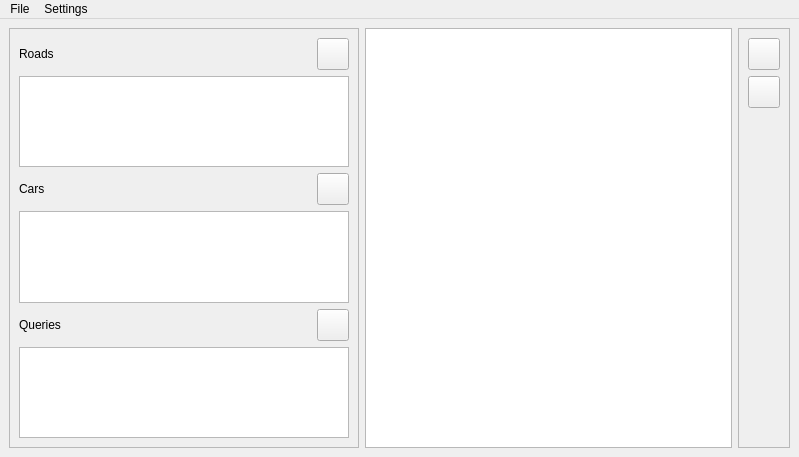
Before: the Qt Designer form pse/umlsl_editor/src/view/widgets/main.ui in 69420pm/UMLSL-traffic-editor, drawn with Qt 5.
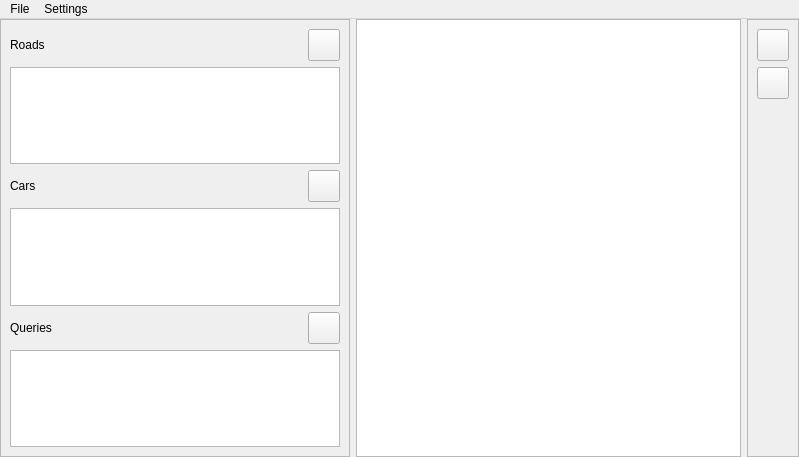
After: the same form once the commit is applied. Icons and pictures are not drawn. Custom widgets are drawn as their Qt base class.

Commit message: zoom buttons working

The edit to the form file:
```diff
--- a/pse/umlsl_editor/src/view/widgets/main.ui
+++ b/pse/umlsl_editor/src/view/widgets/main.ui
@@ -74,6 +74,18 @@
   </property>
   <widget class="QWidget" name="centralwidget">
    <layout class="QHBoxLayout" name="horizontalLayout">
+    <property name="leftMargin">
+     <number>0</number>
+    </property>
+    <property name="topMargin">
+     <number>0</number>
+    </property>
+    <property name="rightMargin">
+     <number>0</number>
+    </property>
+    <property name="bottomMargin">
+     <number>0</number>
+    </property>
     <item>
      <widget class="QScrollArea" name="scrollArea">
       <property name="minimumSize">
@@ -100,7 +112,7 @@
          <x>0</x>
          <y>0</y>
          <width>350</width>
-         <height>403</height>
+         <height>427</height>
         </rect>
        </property>
        <layout class="QVBoxLayout" name="verticalLayout">
```
Left out of the diff: 24 changed lines with no effect on the pictures.
